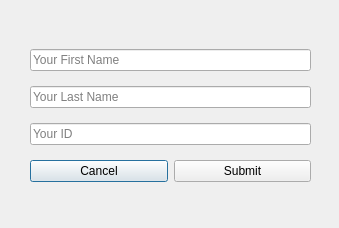
Qt form D4/cupid/UserManagement/createstudentaccountwindow.ui (GuelorEmanuel/Team-Tech-Support) before a commit.
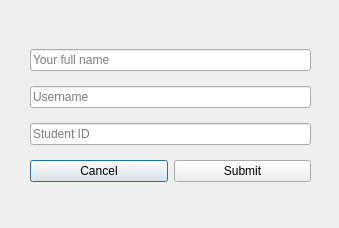
The same form after that commit.

```diff
--- a/D4/cupid/UserManagement/createstudentaccountwindow.ui
+++ b/D4/cupid/UserManagement/createstudentaccountwindow.ui
@@ -39,21 +39,21 @@
     <item>
      <widget class="QLineEdit" name="firstNameLE">
       <property name="placeholderText">
-       <string>Your First Name</string>
+       <string>Your full name</string>
       </property>
      </widget>
     </item>
     <item>
      <widget class="QLineEdit" name="lastnameLE">
       <property name="placeholderText">
-       <string>Your Last Name</string>
+       <string>Username</string>
       </property>
      </widget>
     </item>
     <item>
      <widget class="QLineEdit" name="idLE">
       <property name="placeholderText">
-       <string>Your ID</string>
+       <string>Student ID</string>
       </property>
      </widget>
     </item>
```
Left out of the diff: 6 changed lines with no effect on the pictures.
